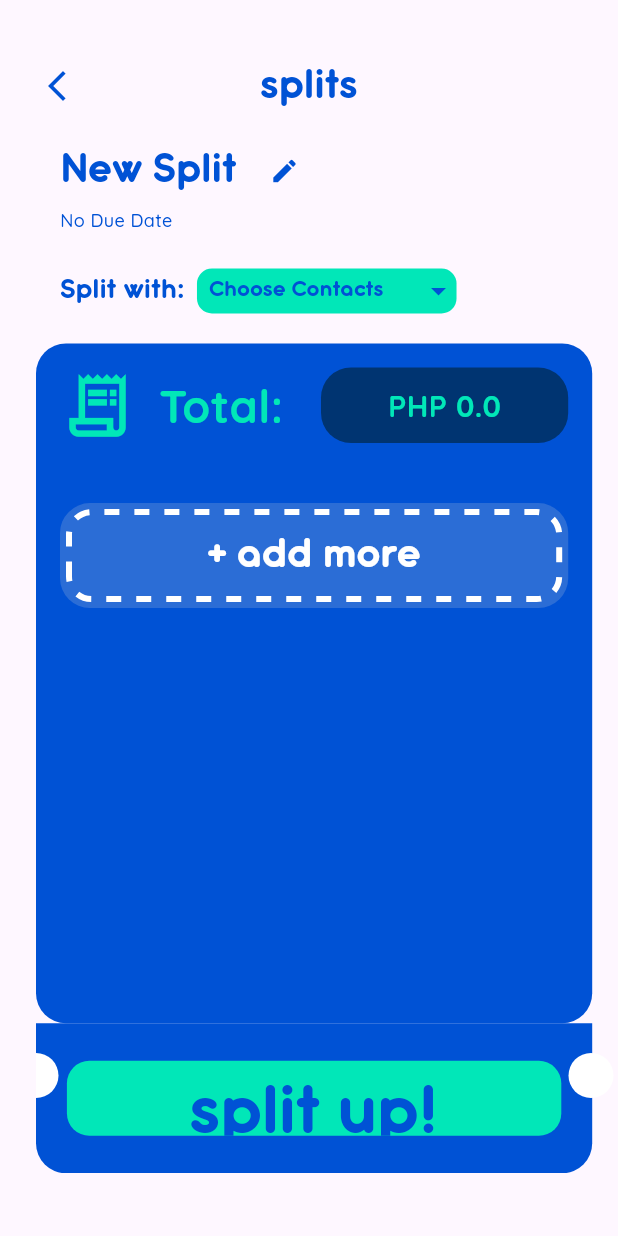
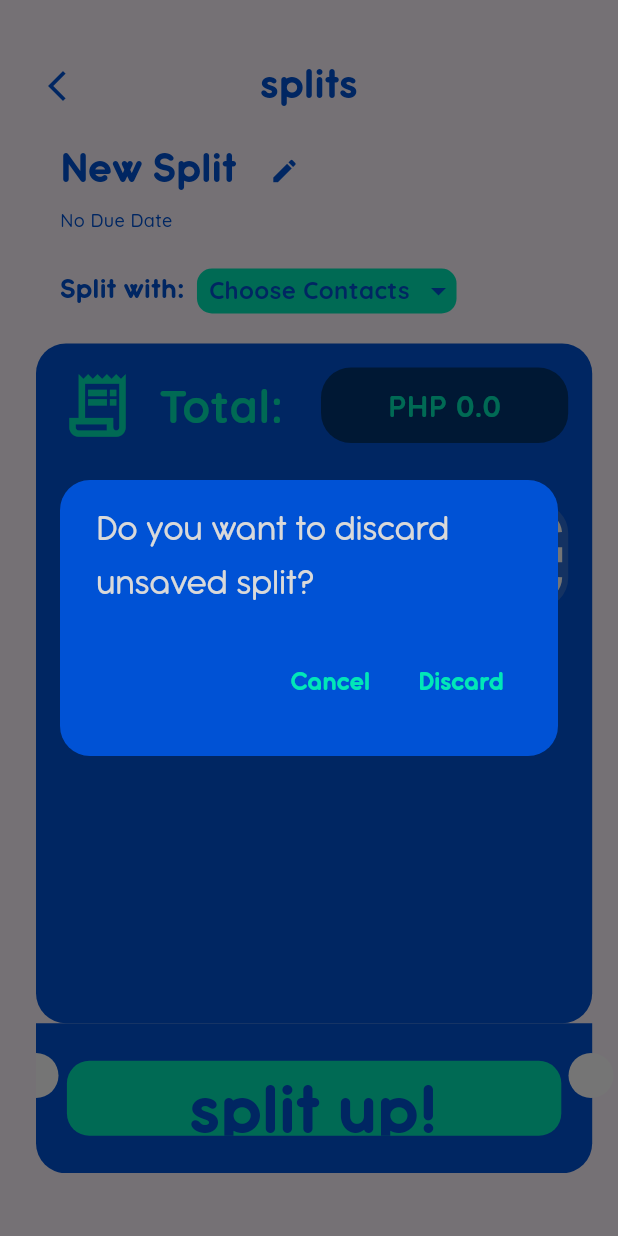
Before and after one commit to sadgezy/Capstone-Flutter-Project, a Flutter app: the SplitScreen screen opened by its route, after a tap on the "arrow back ios new" icon, on a phone screen of 412 x 824 dp. Run offline on Flutter 3.47's test engine with Material 3 defaults, Android fonts, the phone set to English and light mode, and no system bars; drawn by our look-alikes of dotted_border; our stand-ins replace flutter_contacts, get, permission_handler, scroll_snap_list, smooth_page_indicator.

```diff
--- a/bill_splitter/lib/apps/routes/app_routes.dart
+++ b/bill_splitter/lib/apps/routes/app_routes.dart
@@ -14,7 +14,12 @@ class AppRoutes {
         transition: Transition.downToUp,
         transitionDuration: Duration(milliseconds: 400),
         curve: Curves.easeInBack),
-    GetPage(name: '/home', page: () => HomeScreen()),
+    GetPage(
+        name: '/home',
+        page: () => HomeScreen(),
+        transition: Transition.rightToLeft,
+        transitionDuration: Duration(milliseconds: 400),
+        curve: Curves.easeInOut),
     GetPage(
         name: '/new_split',
         page: () => SplitScreen(),
--- a/bill_splitter/lib/model/bill_items.dart
+++ b/bill_splitter/lib/model/bill_items.dart
@@ -23,9 +23,3 @@ class BillItem {
     ever(this.quantity, (_) => calculateTotal());
   }
 }
-
-class SplitList {
-  List<BillItem> billItems;
-
-  SplitList({required this.billItems});
-}
--- /dev/null
+++ b/bill_splitter/lib/model/contacts.dart
@@ -0,0 +1,62 @@
+import 'dart:typed_data';
+
+class Contact {
+  String id;
+  String displayName;
+  Uint8List? photo;
+  Uint8List? thumbnail;
+  Name name;
+  List<Phone> phones;
+  List<Email> emails;
+  List<Address> addresses;
+
+  Contact({
+    required this.id,
+    required this.displayName,
+    this.photo,
+    this.thumbnail,
+    required this.name,
+    required this.phones,
+    required this.emails,
+    required this.addresses,
+  });
+}
+
+class Name {
+  String first;
+  String last;
+
+  Name({required this.first, required this.last});
+
+  @override
+  String toString() {
+    return '$first $last';
+  }
+}
+
+enum PhoneLabel { mobile, work, home, other }
+
+class Phone {
+  String number;
+  PhoneLabel label;
+
+  Phone({required this.number, required this.label});
+}
+
+enum EmailLabel { work, home, other }
+
+class Email {
+  String address;
+  EmailLabel label;
+
+  Email({required this.address, required this.label});
+}
+
+enum AddressLabel { work, home, other }
+
+class Address {
+  String address;
+  AddressLabel label;
+
+  Address({required this.address, required this.label});
+}
--- /dev/null
+++ b/bill_splitter/lib/model/split_list.dart
@@ -0,0 +1,9 @@
+import 'package:bill_splitter/model/bill_items.dart';
+import 'package:flutter/material.dart';
+
+class SplitList {
+  List<BillItem> billItems;
+  List<Text> selectedContacts;
+
+  SplitList({required this.billItems, required this.selectedContacts});
+}
--- a/bill_splitter/lib/presentation/myapp.dart
+++ b/bill_splitter/lib/presentation/myapp.dart
@@ -18,7 +18,7 @@ class _MyAppState extends State<MyApp> {
     return const ColoredBox(
       color: Colors.white,
       child: SafeArea(
-        child: SplitScreen(),
+        child: WelcomeScreen(),
       ),
     );
   }
--- a/bill_splitter/lib/presentation/screen/home_page/views/splits_page.dart
+++ b/bill_splitter/lib/presentation/screen/home_page/views/splits_page.dart
@@ -1,6 +1,7 @@
 import 'package:bill_splitter/colors.dart';
 import 'package:flutter/cupertino.dart';
 import 'package:flutter/material.dart';
+import 'package:get/get.dart';
 
 class SplitsPage extends StatefulWidget {
   const SplitsPage({
@@ -66,7 +67,7 @@ class _SplitsPageState extends State<SplitsPage> {
                         children: [
                           GestureDetector(
                             onTap: () {
-                              Navigator.pushNamed(context, '/new_split');
+                              Get.toNamed('/new_split');
                             },
                             child: Container(
                                 height: 45,
--- a/bill_splitter/lib/presentation/screen/split_feature/controllers/splits_controller.dart
+++ b/bill_splitter/lib/presentation/screen/split_feature/controllers/splits_controller.dart
@@ -1,5 +1,6 @@
 import 'package:bill_splitter/colors.dart';
 import 'package:bill_splitter/model/bill_items.dart';
+import 'package:bill_splitter/model/split_list.dart';
 import 'package:flutter/material.dart';
 import 'package:get/get.dart';
 import 'package:intl/intl.dart';
@@ -34,6 +35,7 @@ class SplitController extends GetxController {
   var quantity = 0.obs;
   var tilePrice = 0.0.obs;
   var splitItems = <BillItem>[].obs;
+  var splitList = SplitList(billItems: [], selectedContacts: []);
 
   // Handle the edit action for the first text field
   void handleEdit1() {
--- a/bill_splitter/lib/presentation/screen/split_feature/views/split_screen.dart
+++ b/bill_splitter/lib/presentation/screen/split_feature/views/split_screen.dart
@@ -5,6 +5,7 @@ import 'package:bill_splitter/presentation/screen/split_feature/views/split_item
 import 'package:bill_splitter/presentation/screen/split_feature/views/splits_app_bar.dart';
 import 'package:flutter/material.dart';
 import 'package:get/get.dart';
+import 'package:flutter_contacts/flutter_contacts.dart';
 
 class SplitScreen extends StatefulWidget {
   const SplitScreen({super.key});
@@ -95,7 +96,8 @@ class _SplitScreenState extends State<SplitScreen> {
                                                                     AppColors
                                                                         .primaryColor,
                                                                 title: Text(
-                                                                  contact.name,
+                                                                  contact
+                                                                      .displayName,
                                                                   style:
                                                                       const TextStyle(
                                                                     fontFamily:
@@ -112,16 +114,25 @@ class _SplitScreenState extends State<SplitScreen> {
                                                                 value: _splitController
                                                                             .selectedContacts[
                                                                         contact
-                                                                            .name] ??
+                                                                            .name
+                                                                            .first] ??
                                                                     false,
                                                                 onChanged:
                                                                     (bool?
                                                                         value) {
                                                                   setState(() {
+                                                                    if (value ==
+                                                                        true) {
                                                                       _splitController
                                                                               .selectedContacts[
                                                                           contact
-                                                                            .name] = value!;
+                                                                              .displayName] = value!;
+                                                                    } else {
+                                                                      _splitController
+                                                                          .selectedContacts
+                                                                          .remove(
+                                                                              contact.name);
+                                                                    }
                                                                   });
                                                                 },
                                                               );
@@ -181,17 +192,23 @@ class _SplitScreenState extends State<SplitScreen> {
                                           : AppColors.accentColor,
                                       borderRadius: BorderRadius.circular(10),
                                     ),
-                                    child: const Row(
+                                    child: Row(
                                       mainAxisAlignment:
                                           MainAxisAlignment.spaceEvenly,
                                       children: [
                                         Expanded(
                                           child: Padding(
-                                            padding: EdgeInsets.only(left: 8.0),
-                                            child: Text(
-                                              'Choose Contacts',
-                                              style: TextStyle(
-                                                fontFamily: 'AntipastoPro',
+                                            padding: const EdgeInsets.only(
+                                                left: 8.0),
+                                            child: Obx(
+                                              () => Text(
+                                                _splitController
+                                                        .selectedContacts
+                                                        .isEmpty
+                                                    ? 'Choose Contacts'
+                                                    : '${_splitController.selectedContacts.length} Selected',
+                                                style: const TextStyle(
+                                                  fontFamily: 'Quicksand',
                                                   fontSize: 16,
                                                   fontWeight: FontWeight.w700,
                                                   color: AppColors.primaryColor,
@@ -199,7 +216,9 @@ class _SplitScreenState extends State<SplitScreen> {
                                               ),
                                             ),
                                           ),
-                                        Icon(Icons.arrow_drop_down_outlined,
+                                        ),
+                                        const Icon(
+                                            Icons.arrow_drop_down_outlined,
                                             color: AppColors.primaryColor),
                                       ],
                                     ),
@@ -229,15 +248,15 @@ class _SplitScreenState extends State<SplitScreen> {
                                 mainAxisAlignment:
                                     MainAxisAlignment.spaceBetween,
                                 children: [
-                                  Row(
+                                  const Row(
                                     mainAxisAlignment: MainAxisAlignment.start,
                                     children: [
-                                      const Icon(
+                                      Icon(
                                         Icons.receipt_long_sharp,
                                         color: AppColors.accentColor,
                                         size: 50,
                                       ),
-                                      const Padding(
+                                      Padding(
                                         padding: EdgeInsets.only(left: 16.0),
                                         child: Text(
                                           'Total:',
@@ -263,7 +282,7 @@ class _SplitScreenState extends State<SplitScreen> {
                                       child: Obx(
                                         () => Text(
                                           'PHP ${_splitController.calculateTotalCost()}', //Total Bil Cost
-                                          style: TextStyle(
+                                          style: const TextStyle(
                                             fontFamily: 'QuickSand',
                                             fontSize: 20,
                                             fontWeight: FontWeight.w700,
@@ -281,7 +300,7 @@ class _SplitScreenState extends State<SplitScreen> {
                         Container(
                           height: screenSize.height * 0.45,
                           width: screenSize.width * 0.9,
-                          decoration: BoxDecoration(
+                          decoration: const BoxDecoration(
                             color: AppColors.primaryColor,
                             borderRadius: BorderRadius.only(
                                 bottomLeft: Radius.circular(20),
@@ -298,8 +317,6 @@ class _SplitScreenState extends State<SplitScreen> {
                                   // If it's the last index, return the LastSplitItem
                                   return GestureDetector(
                                     onTap: () {
-                                      print('Add Split Item');
-                                      print(_splitController.splitItems.length);
                                       setState(() {
                                         _splitController.addSplitItem(context);
                                       });
@@ -313,18 +330,8 @@ class _SplitScreenState extends State<SplitScreen> {
                                     ),
                                   );
                                 } else {
-                                  // Return a SplitItem with the controllers and quantity
-                                  print(
-                                      'Title: ${_splitController.splitItems[index].title.value}');
-                                  print(
-                                      'Amount: ${_splitController.splitItems[index].amount.value}');
-                                  print(
-                                      'Quantity: ${_splitController.splitItems[index].quantity.value}');
-                                  print(
-                                      'Total Amount: ${_splitController.splitItems[index].totalAmount.value}');
-
                                   return Padding(
-                                    padding: EdgeInsets.only(bottom: 10),
+                                    padding: const EdgeInsets.only(bottom: 10),
                                     child: SplitItem(
                                       index: index,
                                       item: _splitController.splitItems[index],
--- a/bill_splitter/lib/presentation/screen/split_feature/views/splits_app_bar.dart
+++ b/bill_splitter/lib/presentation/screen/split_feature/views/splits_app_bar.dart
@@ -1,6 +1,7 @@
 import 'package:bill_splitter/colors.dart';
 import 'package:flutter/material.dart';
 import 'package:flutter/widgets.dart';
+import 'package:get/get.dart';
 
 class SplitAppBar extends StatefulWidget implements PreferredSizeWidget {
   final Size screenSize;
@@ -21,7 +22,6 @@ class SplitAppBar extends StatefulWidget implements PreferredSizeWidget {
 class _SplitAppBarState extends State<SplitAppBar> {
   @override
   Widget build(BuildContext context) {
-    var size = widget.screenSize;
     return Container(
       padding: const EdgeInsets.only(left: 10, right: 10),
       child: Column(
@@ -34,7 +34,55 @@ class _SplitAppBarState extends State<SplitAppBar> {
             children: [
               GestureDetector(
                 onTap: () {
-                  Scaffold.of(context).openDrawer();
+                  showDialog(
+                    context: context,
+                    builder: (BuildContext context) {
+                      return AlertDialog(
+                        shape: RoundedRectangleBorder(
+                          borderRadius: BorderRadius.circular(20.0),
+                        ),
+                        backgroundColor: AppColors.primaryColor,
+                        content: Text('Do you want to discard unsaved split?',
+                            style: TextStyle(
+                              fontFamily: 'AntipastoPro',
+                              fontSize: 25,
+                              fontWeight: FontWeight.w500,
+                              color: AppColors.backgroundColor,
+                            )),
+                        actions: <Widget>[
+                          TextButton(
+                            child: const Text(
+                              'Cancel',
+                              style: TextStyle(
+                                fontFamily: 'AntipastoPro',
+                                fontSize: 18,
+                                fontWeight: FontWeight.w700,
+                                color: AppColors.accentColor,
+                              ),
+                            ),
+                            onPressed: () {
+                              Get.back();
+                            },
+                          ),
+                          TextButton(
+                            child: const Text(
+                              'Discard',
+                              style: TextStyle(
+                                fontFamily: 'AntipastoPro',
+                                fontSize: 18,
+                                fontWeight: FontWeight.w700,
+                                color: AppColors.accentColor,
+                              ),
+                            ),
+                            onPressed: () {
+                              Get.back();
+                              Get.back();
+                            },
+                          ),
+                        ],
+                      );
+                    },
+                  );
                 },
                 child: Padding(
                     padding: const EdgeInsets.all(16.0),
--- a/bill_splitter/pubspec.yaml
+++ b/bill_splitter/pubspec.yaml
@@ -17,6 +17,8 @@ dependencies:
   scroll_snap_list: ^0.9.1
   intl: ^0.19.0
   dotted_border: ^2.1.0
+  flutter_contacts: ^1.1.7+1
+  permission_handler: ^11.0.1
 
 dev_dependencies:
   flutter_test:
```
Also changed, not shown: bill_splitter/lib/custombtn.dart (deleted, +0 -54 lines), bill_splitter/lib/model/sample_contacts.json (+15 -0 lines), bill_splitter/lib/presentation/screen/home_page/views/circle_page.dart (+68 -31 lines), bill_splitter/lib/presentation/screen/home_page/views/split_tile.dart (+20 -6 lines), bill_splitter/lib/presentation/screen/split_feature/controllers/contacts_controller.dart (+36 -22 lines), bill_splitter/lib/presentation/screen/split_feature/views/split_item.dart (+24 -24 lines), bill_splitter/pubspec.lock, 3 other files. Lines whose indentation alone changed are shown as unchanged.
